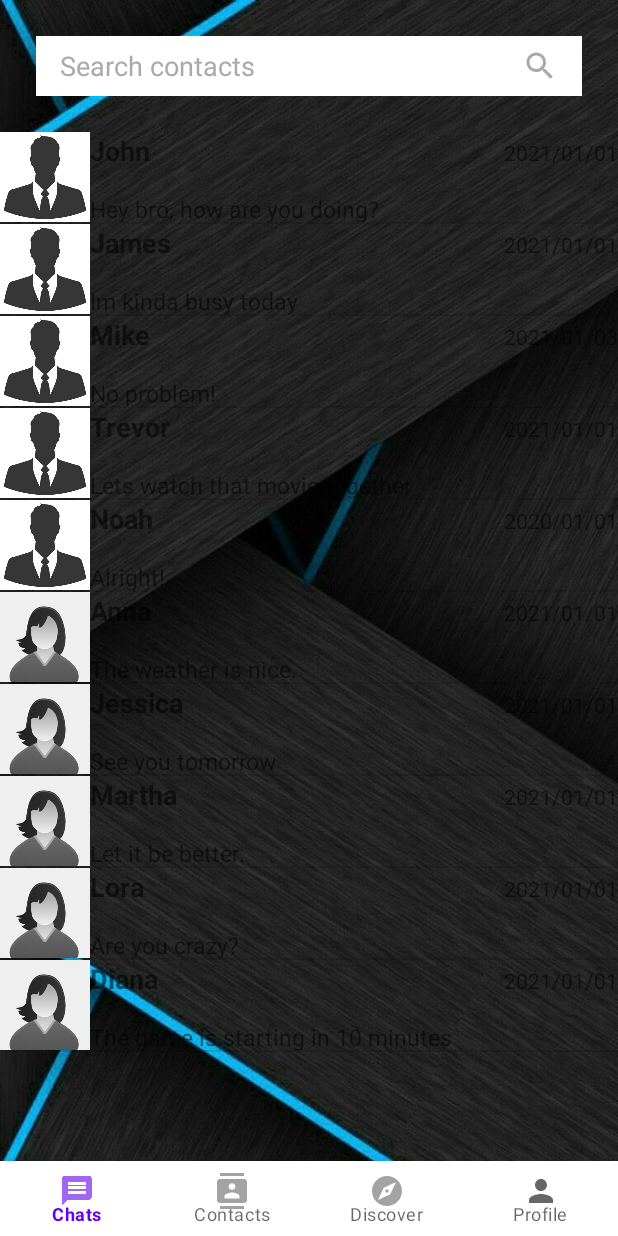
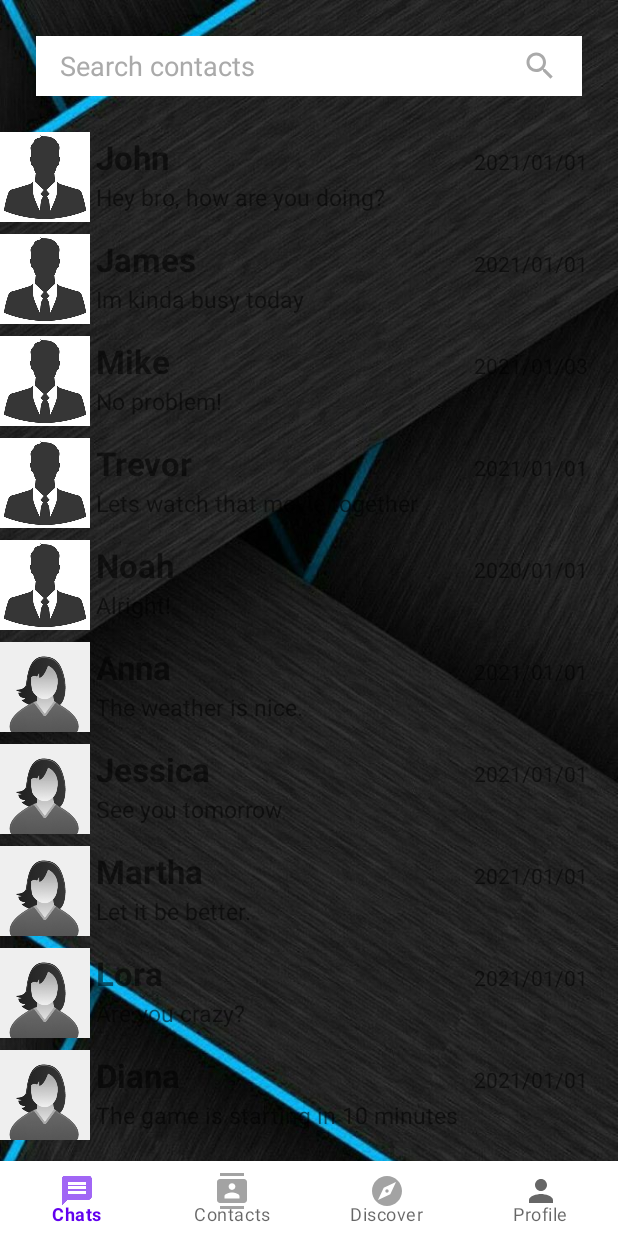
Before and after one commit to Vtovmasyan99/MessengerApp, an Android app: the screen it shows after launch (MainActivity), on a phone screen of 412 x 824 dp. Run offline under Robolectric (Android 15) with nearby library versions, the light colour scheme and no system bars; our stand-ins replace ButterKnife.

Commit message:
add local search

```diff
--- a/app/src/main/java/com/example/messenger/ChatsFragment.java
+++ b/app/src/main/java/com/example/messenger/ChatsFragment.java
@@ -1,33 +1,34 @@
 package com.example.messenger;
 
-import android.content.Context;
 import android.os.Bundle;
 
+import androidx.annotation.NonNull;
 import androidx.annotation.Nullable;
 import androidx.fragment.app.Fragment;
+import androidx.lifecycle.Observer;
+import androidx.lifecycle.ViewModelProviders;
+import androidx.recyclerview.widget.LinearLayoutManager;
+import androidx.recyclerview.widget.RecyclerView;
 
 import android.view.LayoutInflater;
-import android.view.Menu;
-import android.view.MenuInflater;
-import android.view.MenuItem;
 import android.view.View;
 import android.view.ViewGroup;
-import android.widget.ListView;
-import android.widget.SearchView;
 
 import com.example.messenger.chat.Chat;
-import com.example.messenger.chat.ChatAdapter;
+import com.example.messenger.chat.ChatsAdapter;
+import com.example.messenger.contact.MainViewModel;
 
-import java.util.LinkedList;
+import java.util.ArrayList;
+import java.util.List;
 
 
 public class ChatsFragment extends Fragment {
-    private ChatAdapter chatAdapter;
-    private LinkedList<Chat> data;
-    private ListView listView;
+    private RecyclerView recyclerView;
+    private MainViewModel mMainViewModel;
+    List<Chat> mChats = new ArrayList<>();
+
 
     public ChatsFragment() {
-        // Required empty public constructor
     }
 
 
@@ -37,39 +38,53 @@ public class ChatsFragment extends Fragment {
     }
 
     @Override
-    public void onViewCreated(View view, @Nullable Bundle savedInstanceState) {
-        listView = getView().findViewById(R.id.listview);
-        Context context = getActivity();
+    public void onCreate(Bundle savedInstanceState) {
+        super.onCreate(savedInstanceState);
+    }
 
-        data = new LinkedList<>();
-        data.add(new Chat(getString(R.string.nickname1), R.drawable.avatar_male, getString(R.string.sentence1), "2021/01/01"));
-        data.add(new Chat(getString(R.string.nickname2), R.drawable.avatar_male, getString(R.string.sentence2), "2021/01/01"));
-        data.add(new Chat(getString(R.string.nickname3), R.drawable.avatar_male, getString(R.string.sentence3), "2021/01/03"));
-        data.add(new Chat(getString(R.string.nickname4), R.drawable.avatar_male, getString(R.string.sentence4), "2021/01/01"));
-        data.add(new Chat(getString(R.string.nickname5), R.drawable.avatar_male, getString(R.string.sentence5), "2020/01/01"));
-        data.add(new Chat(getString(R.string.nickname6), R.drawable.avatar_female, getString(R.string.sentence6), "2021/01/01"));
-        data.add(new Chat(getString(R.string.nickname7), R.drawable.avatar_female, getString(R.string.sentence7), "2021/01/01"));
-        data.add(new Chat(getString(R.string.nickname8), R.drawable.avatar_female, getString(R.string.sentence8), "2021/01/01"));
-        data.add(new Chat(getString(R.string.nickname9), R.drawable.avatar_female, getString(R.string.sentence9), "2021/01/01"));
-        data.add(new Chat(getString(R.string.nickname10), R.drawable.avatar_female, getString(R.string.sentence10), "2021/01/01"));
+    @Override
+    public void onViewCreated(@NonNull View view, @Nullable Bundle savedInstanceState) {
+        recyclerView = getView().findViewById(R.id.chats_recylerview);
+        mMainViewModel = ViewModelProviders.of(requireActivity()).get(MainViewModel.class);
 
 
-        ChatAdapter adapter = new ChatAdapter(data, context);
-        listView.setAdapter(adapter);
+        mChats.add(new Chat(getString(R.string.nickname1), R.drawable.avatar_male, getString(R.string.sentence1), "2021/01/01"));
+        mChats.add(new Chat(getString(R.string.nickname2), R.drawable.avatar_male, getString(R.string.sentence2), "2021/01/01"));
+        mChats.add(new Chat(getString(R.string.nickname3), R.drawable.avatar_male, getString(R.string.sentence3), "2021/01/03"));
+        mChats.add(new Chat(getString(R.string.nickname4), R.drawable.avatar_male, getString(R.string.sentence4), "2021/01/01"));
+        mChats.add(new Chat(getString(R.string.nickname5), R.drawable.avatar_male, getString(R.string.sentence5), "2020/01/01"));
+        mChats.add(new Chat(getString(R.string.nickname6), R.drawable.avatar_female, getString(R.string.sentence6), "2021/01/01"));
+        mChats.add(new Chat(getString(R.string.nickname7), R.drawable.avatar_female, getString(R.string.sentence7), "2021/01/01"));
+        mChats.add(new Chat(getString(R.string.nickname8), R.drawable.avatar_female, getString(R.string.sentence8), "2021/01/01"));
+        mChats.add(new Chat(getString(R.string.nickname9), R.drawable.avatar_female, getString(R.string.sentence9), "2021/01/01"));
+        mChats.add(new Chat(getString(R.string.nickname10), R.drawable.avatar_female, getString(R.string.sentence10), "2021/01/01"));
 
+        ChatsAdapter chatsAdapter = new ChatsAdapter(mChats, getContext());
+        recyclerView.setLayoutManager(new LinearLayoutManager(getContext()));
+        recyclerView.setAdapter(chatsAdapter);
+
+        mMainViewModel.getSearchInputMutableLiveData().observe(requireActivity(), new Observer<String>() {
+            @Override
+            public void onChanged(String searchInput) {
+                List<Chat> searchedChatsList = new ArrayList<>();
+
+                if (searchInput == null || searchInput.isEmpty()) {
+                    chatsAdapter.setData(mChats);
+                } else {
+                    for (Chat chat : mChats) {
+                        if (chat.getNickname().toLowerCase().startsWith(searchInput)) {
+                            searchedChatsList.add(chat);
+                        }
+                    }
+                    chatsAdapter.setData(searchedChatsList);
+
+
+                }
+            }
+
+        });
     }
 
-
-    @Override
-    public void onCreate(Bundle savedInstanceState) {
-        super.onCreate(savedInstanceState);
-        setHasOptionsMenu(true);
-    }
-    @Override
-    public void onCreateOptionsMenu(Menu menu, MenuInflater inflater) {
-        // TODO Add your menu entries here
-        super.onCreateOptionsMenu(menu, inflater);
-    }
 
     @Override
     public View onCreateView(LayoutInflater inflater, ViewGroup container,
@@ -79,25 +94,4 @@ public class ChatsFragment extends Fragment {
     }
 
 
-    public boolean onCreateOptionsMenu(Menu menu) {
-        MenuInflater inflater = getActivity().getMenuInflater();
-        inflater.inflate(R.menu.search_menu, menu);
-        MenuItem searchItem = menu.findItem(R.id.action_search);
-        SearchView searchView = (SearchView)searchItem.getActionView();
-        searchView.setOnQueryTextListener(new SearchView.OnQueryTextListener() {
-            @Override
-            public boolean onQueryTextSubmit(String query) {
-                return false;
-            }
-
-            @Override
-            public boolean onQueryTextChange(String newText) {
-                chatAdapter.getFilter().filter(newText);
-                return false;
-            }
-        });
-
-        return true;
-
-    };
 }
--- a/app/src/main/java/com/example/messenger/ContactsFragment.java
+++ b/app/src/main/java/com/example/messenger/ContactsFragment.java
@@ -31,7 +31,6 @@ public class ContactsFragment extends Fragment {
 
 
     public ContactsFragment() {
-        // Required empty public constructor
     }
 
 
@@ -69,7 +68,6 @@ public class ContactsFragment extends Fragment {
         mContacts.add(new Contact(getString(R.string.nickname5), R.drawable.avatar_male));
         mContacts.add(new Contact(getString(R.string.nickname6), R.drawable.avatar_female));
         mContacts.add(new Contact(getString(R.string.nickname11), R.drawable.avatar_male));
-        List<Contact> mContactsCopy = new ArrayList<>(mContacts);
 
         ContactAdapter contactAdapter = new ContactAdapter(mContacts, getContext());
         recyclerView.setLayoutManager(new LinearLayoutManager(getContext()));
@@ -82,7 +80,7 @@ public class ContactsFragment extends Fragment {
                 List<Contact> searchedContactsList = new ArrayList<>();
 
                 if (searchInput == null || searchInput.isEmpty()) {
-                    contactAdapter.setData(mContactsCopy);
+                    contactAdapter.setData(mContacts);
                 }
                 else {
                     for (Contact contact : mContacts) {
--- a/app/src/main/java/com/example/messenger/chat/Chat.java
+++ b/app/src/main/java/com/example/messenger/chat/Chat.java
@@ -2,10 +2,10 @@ package com.example.messenger.chat;
 
 public class Chat {
 
-    private final String nickname; // 昵称
-    private final String lastSpeak; //最后聊天内容
-    private final int avatarIcon; // 头像
-    private final String lastSpeakTime; //最后联络时间
+    private final String nickname;
+    private final String lastSpeak;
+    private final int avatarIcon;
+    private final String lastSpeakTime;
 
     public Chat(String nickname, int avatarIcon, String lastSpeak, String lastSpeakTime) {
         this.nickname = nickname;
--- a/app/src/main/java/com/example/messenger/chat/ChatAdapter.java
+++ /dev/null
@@ -1,97 +0,0 @@
-package com.example.messenger.chat;
-
-import android.annotation.SuppressLint;
-import android.content.Context;
-import android.view.LayoutInflater;
-import android.view.View;
-import android.view.ViewGroup;
-import android.widget.BaseAdapter;
-import android.widget.Filter;
-import android.widget.Filterable;
-import android.widget.ImageView;
-import android.widget.TextView;
-
-import com.example.messenger.R;
-
-import java.util.LinkedList;
-
-public class  ChatAdapter extends BaseAdapter implements Filterable {
-
-    private LinkedList<Chat> data;
-    private LinkedList<Chat> dataFull;
-    private Context context;
-
-    public ChatAdapter(LinkedList<Chat> data, Context context) {
-        this.data = data;
-        this.context = context;
-        this.dataFull = new LinkedList<Chat>(data);
-    }
-
-    @Override
-    public int getCount() {
-        return data.size();
-    }
-
-    @Override
-    public Object getItem(int position) {
-        return data.get(position);
-    }
-
-    @Override
-    public long getItemId(int position) {
-        return 0;
-    }
-
-    @SuppressLint("ViewHolder")
-    @Override
-    public View getView(int position, View convertView, ViewGroup parent) {
-
-        convertView = LayoutInflater.from(context).inflate(R.layout.item_list_chat, parent, false);
-        Chat chat = data.get(position);
-
-        ImageView avatar = convertView.findViewById(R.id.avatar_icon);
-        TextView nickname = convertView.findViewById(R.id.nickname_text);
-        TextView lastSpeakTime = convertView.findViewById(R.id.last_speak_time_text);
-        TextView lastSpeakText = convertView.findViewById(R.id.last_speak_text);
-
-        lastSpeakTime.setText(chat.getLastSpeakTime());
-        lastSpeakText.setText(chat.getLastSpeak());
-        nickname.setText(chat.getNickname());
-        avatar.setImageResource(chat.getAvatarIcon());
-
-        return convertView;
-    }
-
-    @Override
-    public Filter getFilter() {
-        return exampleFilter;
-    }
-    public Filter exampleFilter = new Filter() {
-        @Override
-        protected FilterResults performFiltering(CharSequence constraint) {
-            LinkedList<Chat> filteredList = new LinkedList<>();
-            if (constraint ==null || constraint.length()==0) {
-                filteredList.addAll(dataFull);
-            } else {
-                String filterPattern = constraint.toString().toLowerCase().trim();
-                for(Chat item: dataFull) {
-                    if (item.getNickname().toLowerCase().contains(filterPattern)) {
-                        filteredList.add(item);
-                    }
-                }
-            }
-            FilterResults results = new FilterResults();
-            results.values = filteredList;
-            return results;
-        }
-
-        @Override
-        protected void publishResults(CharSequence constraint, FilterResults results) {
-            data.clear();
-            data.addAll((LinkedList)results.values);
-            notifyDataSetChanged();
-        }
-    };
-
-
-}
--- /dev/null
+++ b/app/src/main/java/com/example/messenger/chat/ChatsAdapter.java
@@ -0,0 +1,67 @@
+package com.example.messenger.chat;
+import android.content.Context;
+import android.view.LayoutInflater;
+import android.view.View;
+import android.view.ViewGroup;
+import android.widget.ImageView;
+import android.widget.TextView;
+
+import androidx.annotation.NonNull;
+import androidx.recyclerview.widget.RecyclerView;
+
+import com.example.messenger.R;
+
+
+import java.util.List;
+
+public class ChatsAdapter extends RecyclerView.Adapter<ChatsAdapter.ChatsViewHolder> {
+    List<Chat> mData;
+    Context context;
+    public static class ChatsViewHolder extends RecyclerView.ViewHolder {
+        TextView nickname;
+        TextView lastSpeakTime;
+        TextView lastSpeakText;
+        ImageView avatar;
+
+        public ChatsViewHolder(@NonNull View itemView) {
+            super(itemView);
+            avatar = itemView.findViewById(R.id.iv_avatar_chat_chats);
+            nickname = itemView.findViewById(R.id.tv_nickname_chats);
+            lastSpeakTime = itemView.findViewById(R.id.tv_last_speak_time_text);
+            lastSpeakText = itemView.findViewById(R.id.tv_last_speak_text_chats);
+
+        }
+
+    }
+    public ChatsAdapter(List<Chat> data, Context context){
+        mData = data;
+        this.context = context;
+
+    }
+    @NonNull
+    @Override
+    public ChatsAdapter.ChatsViewHolder onCreateViewHolder(@NonNull ViewGroup parent, int viewType) {
+        View view = LayoutInflater.from(context).inflate(R.layout.item_recycle_chat, parent, false);
+
+        return new ChatsViewHolder(view);
+    }
+
+    @Override
+    public void onBindViewHolder(@NonNull ChatsViewHolder holder, int position) {
+        Chat chat = mData.get(position);
+        holder.avatar.setImageResource(chat.getAvatarIcon());
+        holder.nickname.setText(chat.getNickname());
+        holder.lastSpeakTime.setText(chat.getLastSpeakTime());
+        holder.lastSpeakText.setText(chat.getLastSpeak());
+    }
+
+    public void setData(List<Chat> data) {
+        mData = data;
+        notifyDataSetChanged();
+    }
+
+    @Override
+    public int getItemCount() {
+        return mData.size();
+    }
+}
--- a/app/src/main/java/com/example/messenger/contact/Contact.java
+++ b/app/src/main/java/com/example/messenger/contact/Contact.java
@@ -2,8 +2,8 @@ package com.example.messenger.contact;
 
 
 public class Contact {
-    private String nickname; // 昵称
-    private int avatarIcon; // 头像
+    private String nickname;
+    private int avatarIcon;
 
     public Contact(String nickname, int avatarIcon) {
         this.nickname = nickname;
--- a/app/src/main/res/layout/fragment_chats.xml
+++ b/app/src/main/res/layout/fragment_chats.xml
@@ -6,11 +6,10 @@
     android:layout_height="match_parent"
     tools:context=".ChatsFragment">
 
+    <androidx.recyclerview.widget.RecyclerView
+        android:id="@+id/chats_recylerview"
+        android:layout_width="match_parent"
+        android:layout_height="match_parent" />
 
-    <ListView
-        android:id="@+id/listview"
-        android:layout_width="match_parent"
-        android:layout_height="match_parent">
-    </ListView>
 
 </FrameLayout>
--- a/app/src/main/res/layout/fragment_contacts.xml
+++ b/app/src/main/res/layout/fragment_contacts.xml
@@ -5,7 +5,6 @@
     android:layout_height="match_parent"
     tools:context=".ContactsFragment">
 
-    <!-- TODO: Update blank fragment layout -->
 
     <androidx.recyclerview.widget.RecyclerView
         android:id="@+id/contacts_recylerview"
--- a/app/src/main/res/layout/item_list_chat.xml
+++ /dev/null
@@ -1,54 +0,0 @@
-<?xml version="1.0" encoding="utf-8"?>
-<LinearLayout xmlns:android="http://schemas.android.com/apk/res/android"
-    android:layout_width="match_parent"
-    android:layout_height="60dp"
-    android:orientation="horizontal">
-
-    <ImageView
-        android:id="@+id/avatar_icon"
-        android:layout_width="60dp"
-        android:layout_height="60dp"
-        android:contentDescription="@string/app_name"
-        android:src="@drawable/avatar_male" />
-
-    <LinearLayout
-        android:layout_width="match_parent"
-        android:layout_height="60dp"
-        android:orientation="vertical">
-
-        <LinearLayout
-            android:id="@+id/nickname_box"
-            android:layout_width="match_parent"
-            android:layout_height="25dp"
-            android:orientation="horizontal">
-
-            <TextView
-                android:id="@+id/nickname_text"
-                android:layout_width="wrap_content"
-                android:layout_height="match_parent"
-                android:text="昵称"
-                android:textSize="18sp"
-                android:textStyle="bold" />
-
-            <TextView
-                android:id="@+id/last_speak_time_text"
-                android:layout_width="fill_parent"
-                android:layout_height="25dp"
-                android:gravity="end"
-                android:text="2021/01/01" />
-        </LinearLayout>
-        <View
-            android:layout_width="match_parent"
-            android:layout_height="1dp"
-            />
-        <TextView
-            android:id="@+id/last_speak_text"
-            android:layout_width="match_parent"
-            android:layout_height="35dp"
-            android:textSize="15sp"
-            android:gravity="bottom"
-            android:text="@string/sentence1" />
-    </LinearLayout>
-
-
-</LinearLayout>
--- /dev/null
+++ b/app/src/main/res/layout/item_recycle_chat.xml
@@ -0,0 +1,61 @@
+<?xml version="1.0" encoding="utf-8"?>
+<LinearLayout xmlns:android="http://schemas.android.com/apk/res/android"
+    android:layout_width="match_parent"
+    android:layout_height="60dp"
+    android:orientation="horizontal"
+    android:layout_marginBottom="8dp">
+
+    <ImageView
+        android:id="@+id/iv_avatar_chat_chats"
+        android:layout_width="60dp"
+        android:layout_height="60dp"
+        android:contentDescription="@string/app_name"
+        android:src="@drawable/avatar_male" />
+
+    <LinearLayout
+        android:layout_width="match_parent"
+        android:layout_height="60dp"
+        android:orientation="vertical">
+
+        <LinearLayout
+            android:id="@+id/nickname_box_chats"
+            android:layout_width="match_parent"
+            android:layout_height="25dp"
+            android:orientation="horizontal"
+            android:layout_marginLeft="4dp"
+            android:layout_marginTop="2dp"
+            >
+
+            <TextView
+                android:id="@+id/tv_nickname_chats"
+                android:layout_width="wrap_content"
+                android:layout_height="match_parent"
+                android:text="Nickname"
+                android:textSize="22sp"
+                android:textStyle="bold"
+                />
+
+            <TextView
+                android:id="@+id/tv_last_speak_time_text"
+                android:layout_width="fill_parent"
+                android:layout_height="25dp"
+                android:gravity="end"
+                android:layout_marginEnd="20dp"
+                android:text="2021/01/01" />
+        </LinearLayout>
+        <View
+            android:layout_width="match_parent"
+            android:layout_height="1dp"
+            />
+        <TextView
+            android:id="@+id/tv_last_speak_text_chats"
+            android:layout_width="match_parent"
+            android:layout_height="35dp"
+            android:textSize="15sp"
+            android:gravity="left"
+            android:layout_margin="4dp"
+            android:text="@string/sentence1" />
+    </LinearLayout>
+
+
+</LinearLayout>
```
